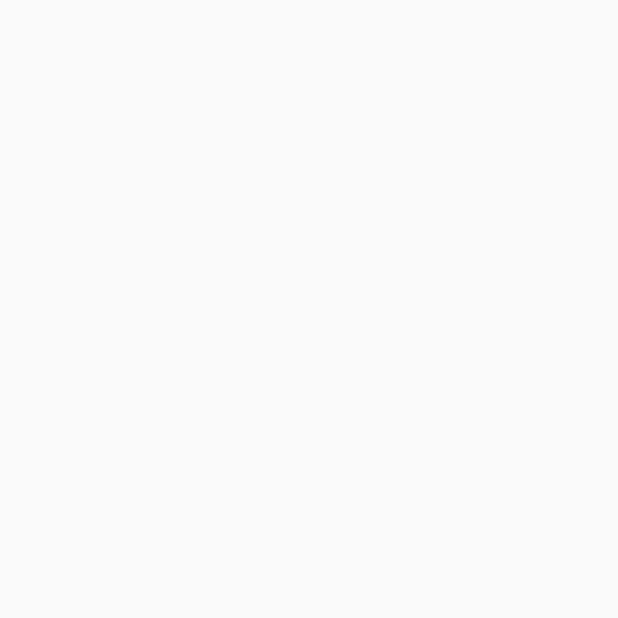
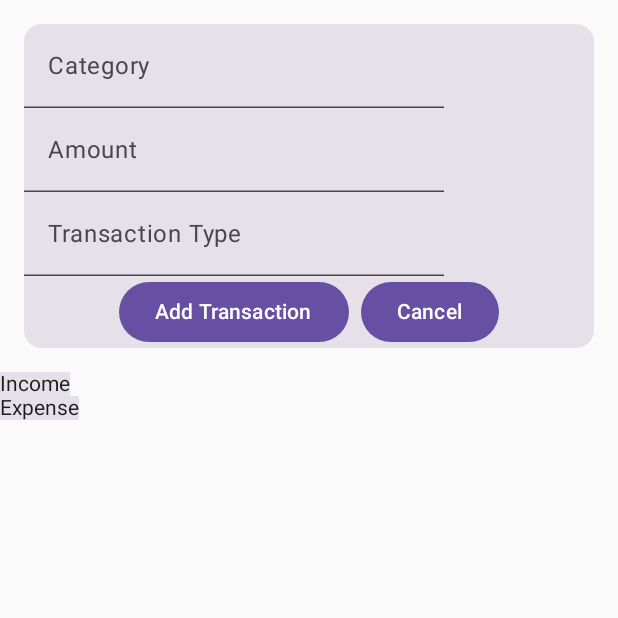
Before and after one commit to ShaneTaylor1993/BudgetProApp, an Android app built with Jetpack Compose: the screen it shows after launch (MainActivity), on a phone screen of 412 x 824 dp, the top half of it. Before the commit the part shown is empty. Run offline under Robolectric (Android 15) with nearby library versions, the phone set to English and light mode, and no system bars; our stand-ins replace Dagger/Hilt's generated code, Room's generated code.

Commit message:
Adding changes.

```diff
--- a/app/src/main/java/com/example/budgetpro/MainActivity.kt
+++ b/app/src/main/java/com/example/budgetpro/MainActivity.kt
@@ -12,13 +12,14 @@ import androidx.compose.ui.Modifier
 import androidx.compose.ui.tooling.preview.Preview
 import theme.BudgetProTheme
 import dagger.hilt.android.AndroidEntryPoint
+import screens.HomeScreen
 
 @AndroidEntryPoint
 class MainActivity : ComponentActivity() {
     override fun onCreate(savedInstanceState: Bundle?) {
         super.onCreate(savedInstanceState)
         setContent {
-
+            HomeScreen()
         }
     }
 }
--- a/lib/src/main/java/data/Budget.kt
+++ b/lib/src/main/java/data/Budget.kt
@@ -7,5 +7,5 @@ import androidx.room.PrimaryKey
 @Entity(tableName = "budget_table")
 data class Budget(
     @PrimaryKey(autoGenerate = true) val id: Int = 0,
-    @ColumnInfo(name = "budget_amount") val budget: Float
+    @ColumnInfo(name = "budget_amount") val budget: Int
 )
--- a/lib/src/main/java/data/Database.kt
+++ b/lib/src/main/java/data/Database.kt
@@ -2,9 +2,11 @@ package data
 
 import androidx.room.Database
 import androidx.room.RoomDatabase
+import service.BudgetDao
 import service.TransactionDao
 
 @Database(entities = [Transaction::class, Budget::class], version = 1)
 abstract class Database : RoomDatabase() {
     abstract fun transactionDao(): TransactionDao
+    abstract fun budgetDao(): BudgetDao
 }
--- a/lib/src/main/java/di/RepositoryModule.kt
+++ b/lib/src/main/java/di/RepositoryModule.kt
@@ -4,6 +4,7 @@ import dagger.Module
 import dagger.Provides
 import dagger.hilt.InstallIn
 import dagger.hilt.android.components.ActivityComponent
+import dagger.hilt.components.SingletonComponent
 import repository.BudgetRepository
 import repository.TransactionRepository
 import service.BudgetDao
@@ -11,7 +12,7 @@ import service.TransactionDao
 import javax.inject.Singleton
 
 @Module
-@InstallIn(ActivityComponent::class)
+@InstallIn(SingletonComponent::class)
 class RepositoryModule {
 
     @Singleton
--- a/lib/src/main/java/di/ServiceModule.kt
+++ b/lib/src/main/java/di/ServiceModule.kt
@@ -6,17 +6,34 @@ import dagger.Module
 import dagger.Provides
 import dagger.hilt.InstallIn
 import dagger.hilt.android.components.ActivityComponent
+import dagger.hilt.android.qualifiers.ApplicationContext
+import dagger.hilt.components.SingletonComponent
+import data.Budget
 import data.Database
+import service.BudgetDao
+import service.TransactionDao
+import javax.inject.Singleton
 
 @Module
-@InstallIn(ActivityComponent::class)
+@InstallIn(SingletonComponent::class)
 class ServiceModule {
 
     @Provides
-    fun providesDatabase(applicationContext: Context): Database {
+    fun providesDatabase(@ApplicationContext applicationContext: Context): Database {
         return Room.databaseBuilder(
             applicationContext,
             Database::class.java, "Database"
         ).build()
     }
+
+    @Provides
+    @Singleton
+    fun provideTransactionDao(appDatabase: Database): TransactionDao {
+        return appDatabase.transactionDao()
+    }
+    @Provides
+    @Singleton
+    fun provideBudgetDao(appDatabase: Database): BudgetDao {
+        return appDatabase.budgetDao()
+    }
 }
--- a/lib/src/main/java/repository/BudgetRepository.kt
+++ b/lib/src/main/java/repository/BudgetRepository.kt
@@ -1,12 +1,13 @@
 package repository
 
+import data.Budget
 import service.BudgetDao
 import javax.inject.Inject
 
 class BudgetRepository @Inject constructor(
     private val service: BudgetDao
 ){
-    fun updateBudget(amount: Float) {
-        service.updateBudget(amount)
+    fun updateBudget(budget: Budget) {
+        service.updateBudget(budget)
     }
 }
--- a/lib/src/main/java/repository/TransactionRepository.kt
+++ b/lib/src/main/java/repository/TransactionRepository.kt
@@ -8,7 +8,7 @@ import javax.inject.Inject
 class TransactionRepository @Inject constructor(
     private val service: TransactionDao
 ) {
-    fun getListOfTransactions(type: String): Flow<List<Transaction>> {
+    suspend fun getListOfTransactions(type: String): List<Transaction> {
         return service.getListByType(type)
     }
 
--- a/lib/src/main/java/service/BudgetDao.kt
+++ b/lib/src/main/java/service/BudgetDao.kt
@@ -2,10 +2,11 @@ package service
 
 import androidx.room.Dao
 import androidx.room.Update
+import data.Budget
 import kotlinx.coroutines.flow.Flow
 
 @Dao
 interface BudgetDao {
     @Update
-    fun updateBudget(amount: Float): Flow<Float>
+    fun updateBudget(budget: Budget): Int
 }
--- a/lib/src/main/java/service/TransactionDao.kt
+++ b/lib/src/main/java/service/TransactionDao.kt
@@ -10,7 +10,7 @@ import kotlinx.coroutines.flow.Flow
 @Dao
 interface TransactionDao {
     @Query("SELECT * FROM transaction_table WHERE transaction_type = :type")
-    fun getListByType(type: String): Flow<List<Transaction>>
+    suspend fun getListByType(type: String): List<Transaction>
 
     @Insert
     suspend fun addTransaction(transaction: Transaction)
--- a/lib/src/main/java/usecase/GetTransactions.kt
+++ b/lib/src/main/java/usecase/GetTransactions.kt
@@ -1,14 +1,18 @@
 package usecase
 
 import data.Transaction
+import kotlinx.coroutines.CoroutineScope
 import kotlinx.coroutines.flow.Flow
+import kotlinx.coroutines.flow.collect
+import kotlinx.coroutines.flow.map
+import kotlinx.coroutines.launch
 import repository.TransactionRepository
 import javax.inject.Inject
 
 class GetTransactions @Inject constructor(
-    private val repo: TransactionRepository
+    private val repo: TransactionRepository,
 ) {
-    suspend fun getTransactions(type: String): Flow<List<Transaction>> {
-        return repo.getListOfTransactions(type)
-    }
+    suspend fun getTransactions(type: String): List<Transaction> {
+            return repo.getListOfTransactions(type)
+        }
 }
--- a/lib/src/main/java/util/CalculateAmount.kt
+++ b/lib/src/main/java/util/CalculateAmount.kt
@@ -1,6 +1,6 @@
 package util
 
-fun calculateAmount(operator: String, amount: Float): Float {
+fun calculateAmount(operator: String, amount: Int): Int {
     return if (operator == "+") {
         amount
     } else {
--- /dev/null
+++ b/ui/src/main/java/components/TransactionEntry.kt
@@ -0,0 +1,93 @@
+package components
+
+import androidx.compose.foundation.layout.Arrangement
+import androidx.compose.foundation.layout.Column
+import androidx.compose.foundation.layout.Row
+import androidx.compose.foundation.layout.Spacer
+import androidx.compose.foundation.layout.fillMaxWidth
+import androidx.compose.foundation.layout.padding
+import androidx.compose.foundation.layout.width
+import androidx.compose.foundation.text.KeyboardOptions
+import androidx.compose.material3.Button
+import androidx.compose.material3.Card
+import androidx.compose.material3.Text
+import androidx.compose.material3.TextField
+import androidx.compose.runtime.Composable
+import androidx.compose.runtime.getValue
+import androidx.compose.runtime.mutableStateOf
+import androidx.compose.runtime.remember
+import androidx.compose.runtime.setValue
+import androidx.compose.ui.Modifier
+import androidx.compose.ui.graphics.RectangleShape
+import androidx.compose.ui.text.input.KeyboardType
+import androidx.compose.ui.tooling.preview.Preview
+import androidx.compose.ui.unit.dp
+import data.UserTransaction
+import theme.BudgetProTheme
+
+@Composable
+fun TransactionForm(
+    onTransactionAdded: (UserTransaction) -> Unit = {}
+) {
+    var categoryState by remember { mutableStateOf("") }
+    var amountState by remember { mutableStateOf("") }
+    var transactionTypeState by remember { mutableStateOf("") }
+
+    Column(
+        modifier = Modifier
+            .padding(16.dp)
+            .fillMaxWidth()
+    ) {
+        Card {
+            TextField(
+                modifier = Modifier,
+                value = categoryState,
+                onValueChange = { categoryState = it },
+                label = { Text("Category") }
+            )
+            TextField(
+                value = amountState,
+                onValueChange = { amountState = it },
+                label = { Text("Amount") },
+                keyboardOptions = KeyboardOptions(keyboardType = KeyboardType.Number)
+            )
+            TextField(
+                value = transactionTypeState,
+                onValueChange = { transactionTypeState = it },
+                label = { Text("Transaction Type") }
+            )
+            Row(
+                modifier = Modifier.fillMaxWidth(),
+                horizontalArrangement = Arrangement.Center
+            ) {
+                Button(
+                    onClick = {
+                        val transaction = UserTransaction(
+                            category = categoryState,
+                            amount = amountState.toFloatOrNull() ?: 0f,
+                            transactionType = transactionTypeState.uppercase()
+                        )
+                        onTransactionAdded(transaction)
+                    }
+                ) {
+                    Text("Add Transaction")
+                }
+                Spacer(modifier = Modifier.width(8.dp))
+                Button(
+                    onClick = { /* Handle cancel action */ }
+                ) {
+                    Text("Cancel")
+                }
+            }
+        }
+    }
+
+}
+
+@Preview
+@Composable
+fun Preview_TransactionForm() {
+    BudgetProTheme {
+        TransactionForm()
+    }
+}
--- a/ui/src/main/java/data/UserTransaction.kt
+++ b/ui/src/main/java/data/UserTransaction.kt
@@ -1,6 +1,7 @@
 package data
 
 data class UserTransaction(
-    val amount: Float,
-    val category: String
+    val amount: Float? = 0f,
+    val category: String? = "",
+    val transactionType: String? = ""
 )
--- a/ui/src/main/java/screens/HomeScreen.kt
+++ b/ui/src/main/java/screens/HomeScreen.kt
@@ -2,10 +2,28 @@ package screens
 
 import androidx.compose.foundation.layout.Column
 import androidx.compose.runtime.Composable
+import androidx.compose.runtime.collectAsState
+import androidx.lifecycle.viewmodel.compose.viewModel
+import components.TransactionForm
+import components.TransactionList
+import data.UserTransaction
+import viewmodel.BudgetViewModel
 
 @Composable
-fun HomeScreen() {
+fun HomeScreen(vm: BudgetViewModel = viewModel()) {
+    val income = vm.incomeList.collectAsState().value
+    val expense = vm.expenseList.collectAsState().value
+    Home(income, expense)
+}
+
+@Composable
+fun Home(
+    income: List<UserTransaction>,
+    expense: List<UserTransaction>,
+) {
     Column {
-
+        TransactionForm()
+        TransactionList(title = "Income", userTransactions = income)
+        TransactionList(title = "Expense", userTransactions = expense)
     }
 }
--- /dev/null
+++ b/ui/src/main/java/viewmodel/BudgetViewModel.kt
@@ -0,0 +1,55 @@
+package viewmodel
+
+import androidx.compose.ui.util.fastMap
+import androidx.lifecycle.ViewModel
+import androidx.lifecycle.viewModelScope
+import dagger.hilt.android.lifecycle.HiltViewModel
+import data.UserTransaction
+import kotlinx.coroutines.flow.MutableStateFlow
+import kotlinx.coroutines.launch
+import usecase.AddTransaction
+import usecase.DeleteTransaction
+import usecase.GetTransactions
+import usecase.UpdateBudget
+import javax.inject.Inject
+import kotlin.math.exp
+
+@HiltViewModel
+class BudgetViewModel @Inject constructor(
+    addTransaction: AddTransaction,
+    deleteTransaction: DeleteTransaction,
+    getTransactions: GetTransactions,
+    updateBudget: UpdateBudget
+): ViewModel() {
+
+    private var _incomeList = MutableStateFlow(listOf(UserTransaction()))
+    val incomeList = _incomeList
+    private val _expenseList = MutableStateFlow(listOf(UserTransaction()))
+    val expenseList = _expenseList
+
+    init {
+        viewModelScope.launch {
+            val income = getTransactions.getTransactions("INCOME").map {
+                UserTransaction(
+                    amount = it.transactionAmount,
+                    category = it.transactionCategory,
+                    transactionType = it.transactionType
+                )
+            }
+            val expense = getTransactions.getTransactions("EXPENSE").map {
+                UserTransaction(
+                    amount = it.transactionAmount,
+                    category = it.transactionCategory,
+                    transactionType = it.transactionType
+                )
+            }
+
+            _incomeList.emit(income)
+            _expenseList.emit(expense)
+        }
+    }
+
+
+
+
+}
```
Also changed, not shown: lib/src/main/java/usecase/UpdateBudget.kt (+5 -2 lines), ui/src/main/java/components/TransactionList.kt (+7 -7 lines), ui/src/main/java/theme/Color.kt (+6 -6 lines).
